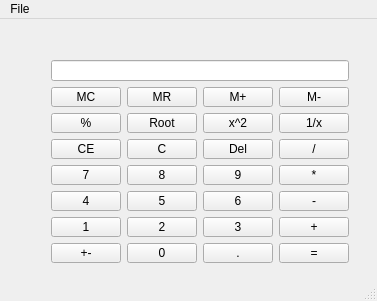
This is mainwindow.ui in MichaelBerdnikov/simple_calculator as Qt 5 draws it before an edit. The edited form follows.
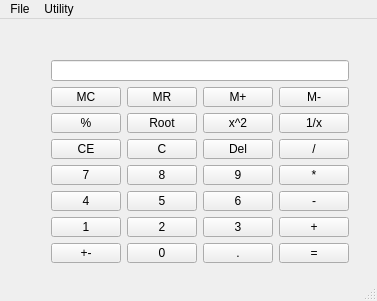
This is the edited form.

Diff of the .ui file:
```diff
--- a/mainwindow.ui
+++ b/mainwindow.ui
@@ -283,7 +283,14 @@
     <addaction name="actionExit"/>
     <addaction name="actionCurrency_Converter"/>
    </widget>
+   <widget class="QMenu" name="menuUtility">
+    <property name="title">
+     <string>Utility</string>
+    </property>
+    <addaction name="actionLogging"/>
+   </widget>
    <addaction name="menuFile"/>
+   <addaction name="menuUtility"/>
   </widget>
   <widget class="QStatusBar" name="statusBar"/>
   <action name="actionProperties">
```
Left out of the diff: 8 changed lines with no effect on the pictures.
